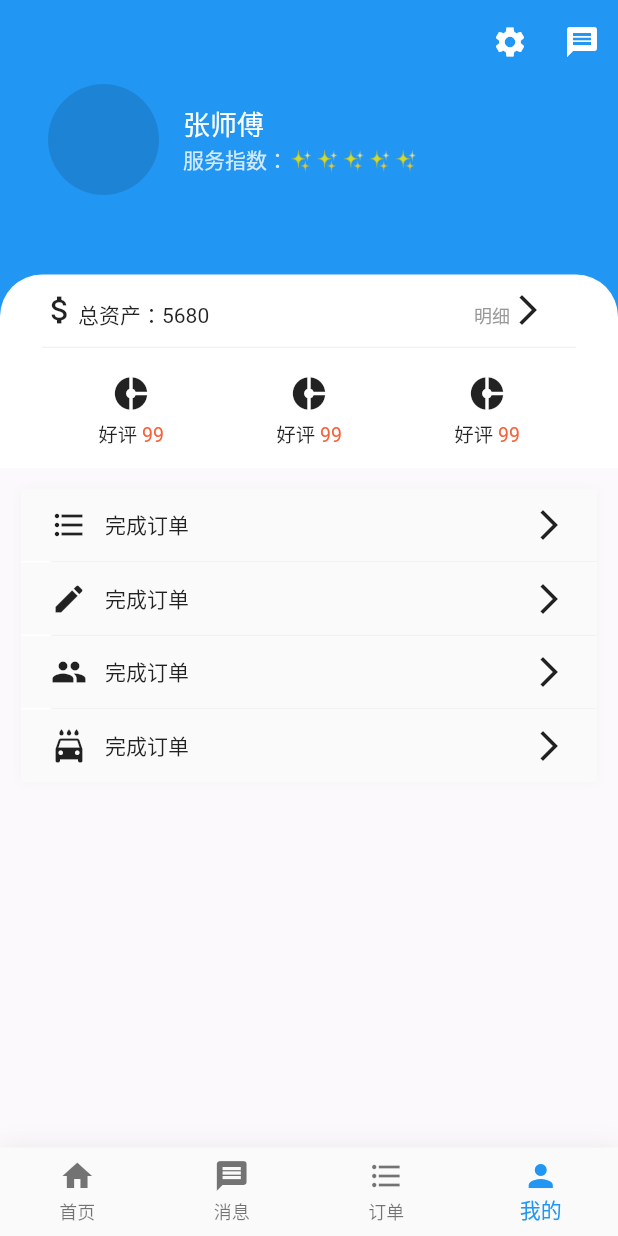
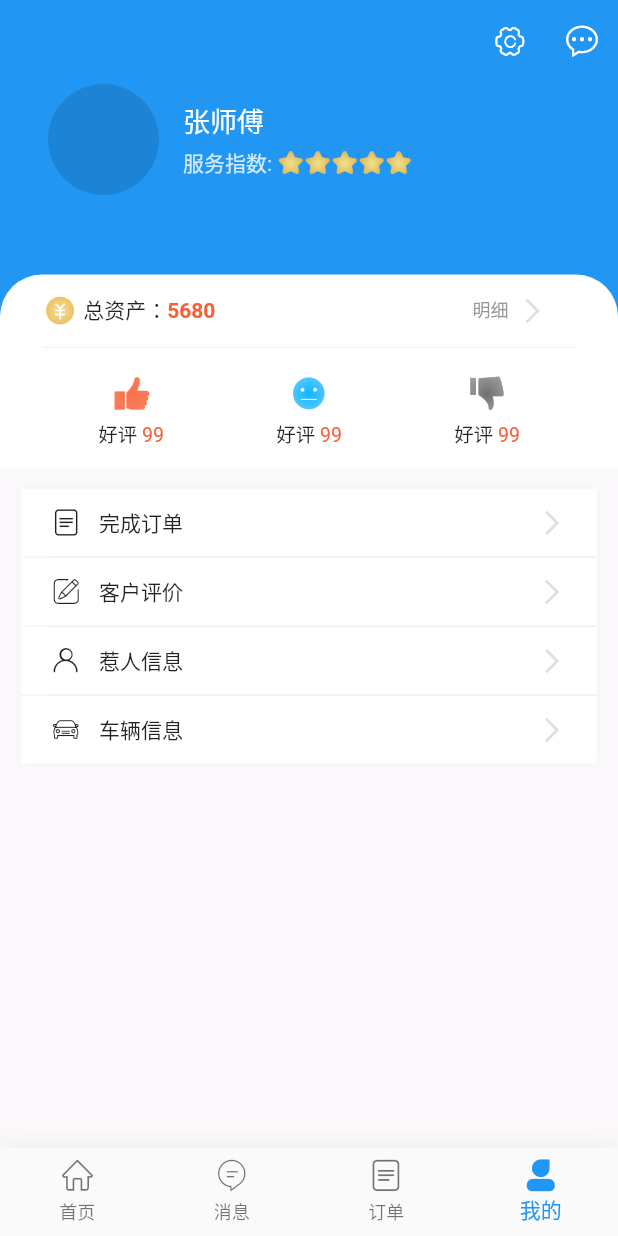
Before and after one commit to lefeitech/trip_on_driver, a Flutter app: the screen it shows after launch, item 4 of the bottom bar chosen, on a phone screen of 412 x 824 dp. Run offline on Flutter 3.47's test engine with Material 2 defaults, Android fonts, the light colour scheme and no system bars; drawn by our look-alikes of oktoast; our stand-ins replace dio, sentry, shared_preferences.

Commit message:
style:replace icon

```diff
--- /dev/null
+++ b/lib/common/style/trip_on_icons.dart
@@ -0,0 +1,69 @@
+/// Flutter icons TripOnFont
+/// Copyright (C) 2020 by original authors @ fluttericon.com, fontello.com
+/// This font was generated by FlutterIcon.com, which is derived from Fontello.
+///
+/// To use this font, place it in your fonts/ directory and include the
+/// following in your pubspec.yaml
+///
+/// flutter:
+///   fonts:
+///    - family:  TripOnIcons
+///      fonts:
+///       - asset: fonts/TripOnIcons.ttf
+///
+///
+///
+import 'package:flutter/widgets.dart';
+
+class TripOnIcons {
+  TripOnIcons._();
+
+  static const _kFontFam = 'TripOnIcons';
+  static const _kFontPkg = null;
+
+  static const IconData xingxing = const IconData(0xe800, fontFamily: _kFontFam, fontPackage: _kFontPkg);
+  static const IconData xingxing1 = const IconData(0xe801, fontFamily: _kFontFam, fontPackage: _kFontPkg);
+  static const IconData dingzhiyou = const IconData(0xe802, fontFamily: _kFontFam, fontPackage: _kFontPkg);
+  static const IconData jiesongji = const IconData(0xe803, fontFamily: _kFontFam, fontPackage: _kFontPkg);
+  static const IconData feiji = const IconData(0xe804, fontFamily: _kFontFam, fontPackage: _kFontPkg);
+  static const IconData car = const IconData(0xe805, fontFamily: _kFontFam, fontPackage: _kFontPkg);
+  static const IconData guize = const IconData(0xe806, fontFamily: _kFontFam, fontPackage: _kFontPkg);
+  static const IconData position_copy = const IconData(0xe807, fontFamily: _kFontFam, fontPackage: _kFontPkg);
+  static const IconData chuzuche = const IconData(0xe808, fontFamily: _kFontFam, fontPackage: _kFontPkg);
+  static const IconData mudedi = const IconData(0xe809, fontFamily: _kFontFam, fontPackage: _kFontPkg);
+  static const IconData bad = const IconData(0xe80a, fontFamily: _kFontFam, fontPackage: _kFontPkg);
+  static const IconData shijian = const IconData(0xe80b, fontFamily: _kFontFam, fontPackage: _kFontPkg);
+  static const IconData brand = const IconData(0xe80c, fontFamily: _kFontFam, fontPackage: _kFontPkg);
+  static const IconData good_1 = const IconData(0xe80d, fontFamily: _kFontFam, fontPackage: _kFontPkg);
+  static const IconData shezhi = const IconData(0xe80e, fontFamily: _kFontFam, fontPackage: _kFontPkg);
+  static const IconData weixin_denglu = const IconData(0xe80f, fontFamily: _kFontFam, fontPackage: _kFontPkg);
+  static const IconData yixuan = const IconData(0xe810, fontFamily: _kFontFam, fontPackage: _kFontPkg);
+  static const IconData feiji1 = const IconData(0xe811, fontFamily: _kFontFam, fontPackage: _kFontPkg);
+  static const IconData xiaoxi1 = const IconData(0xe812, fontFamily: _kFontFam, fontPackage: _kFontPkg);
+  static const IconData pingjia = const IconData(0xe813, fontFamily: _kFontFam, fontPackage: _kFontPkg);
+  static const IconData zhongping = const IconData(0xe814, fontFamily: _kFontFam, fontPackage: _kFontPkg);
+  static const IconData baoche = const IconData(0xe815, fontFamily: _kFontFam, fontPackage: _kFontPkg);
+  static const IconData shouye2 = const IconData(0xe816, fontFamily: _kFontFam, fontPackage: _kFontPkg);
+  static const IconData juli = const IconData(0xe817, fontFamily: _kFontFam, fontPackage: _kFontPkg);
+  static const IconData ertongzuoyijiekoux = const IconData(0xe818, fontFamily: _kFontFam, fontPackage: _kFontPkg);
+  static const IconData wenti = const IconData(0xe819, fontFamily: _kFontFam, fontPackage: _kFontPkg);
+  static const IconData hangcheng = const IconData(0xe81a, fontFamily: _kFontFam, fontPackage: _kFontPkg);
+  static const IconData shouye1 = const IconData(0xe81b, fontFamily: _kFontFam, fontPackage: _kFontPkg);
+  static const IconData wode = const IconData(0xe81c, fontFamily: _kFontFam, fontPackage: _kFontPkg);
+  static const IconData gerenzhongxinwoderenwubiaozhuntouxianxing = const IconData(0xe81d, fontFamily: _kFontFam, fontPackage: _kFontPkg);
+  static const IconData jinru = const IconData(0xe81e, fontFamily: _kFontFam, fontPackage: _kFontPkg);
+  static const IconData guanjia = const IconData(0xe81f, fontFamily: _kFontFam, fontPackage: _kFontPkg);
+  static const IconData zichan = const IconData(0xe820, fontFamily: _kFontFam, fontPackage: _kFontPkg);
+  static const IconData youhuiquan = const IconData(0xe821, fontFamily: _kFontFam, fontPackage: _kFontPkg);
+  static const IconData jinhangzhong = const IconData(0xe822, fontFamily: _kFontFam, fontPackage: _kFontPkg);
+  static const IconData wode1 = const IconData(0xe823, fontFamily: _kFontFam, fontPackage: _kFontPkg);
+  static const IconData arrow_left = const IconData(0xe824, fontFamily: _kFontFam, fontPackage: _kFontPkg);
+  static const IconData fenxiang = const IconData(0xe825, fontFamily: _kFontFam, fontPackage: _kFontPkg);
+  static const IconData che = const IconData(0xe826, fontFamily: _kFontFam, fontPackage: _kFontPkg);
+  static const IconData order_copy = const IconData(0xe827, fontFamily: _kFontFam, fontPackage: _kFontPkg);
+  static const IconData wode2 = const IconData(0xe828, fontFamily: _kFontFam, fontPackage: _kFontPkg);
+  static const IconData haoping = const IconData(0xe829, fontFamily: _kFontFam, fontPackage: _kFontPkg);
+  static const IconData xiaoxi2 = const IconData(0xe82a, fontFamily: _kFontFam, fontPackage: _kFontPkg);
+  static const IconData daizhifu = const IconData(0xe89d, fontFamily: _kFontFam, fontPackage: _kFontPkg);
+  static const IconData xiaoxi = const IconData(0xe8c6, fontFamily: _kFontFam, fontPackage: _kFontPkg);
+}
--- a/lib/pages/mine/mine.dart
+++ b/lib/pages/mine/mine.dart
@@ -1,6 +1,9 @@
 import 'package:driver/common/style/custom_theme.dart';
+import 'package:driver/common/style/trip_on_icons.dart';
 import 'package:driver/pages/mine/my_info_card.dart';
+import 'package:driver/widgets/gradient_icon.dart';
 import 'package:flutter/material.dart';
+import 'dart:ui' as ui show PlaceholderAlignment;
 
 class MinePage extends StatefulWidget {
   @override
@@ -45,11 +48,11 @@ class _MinePageState extends State<MinePage> {
               ),
               actions: <Widget>[
                 IconButton(
-                  icon: Icon(Icons.settings),
+                  icon: Icon(TripOnIcons.shezhi),
                   onPressed: () {},
                 ),
                 IconButton(
-                  icon: Icon(Icons.message),
+                  icon: Icon(TripOnIcons.xiaoxi1),
                   onPressed: () {},
                 )
               ],
@@ -79,6 +82,18 @@ class UserInfoCard extends StatelessWidget {
 
   @override
   Widget build(BuildContext context) {
+    final stars = List.filled(
+      5,
+      WidgetSpan(
+        child: GradientIcon(
+          icon: TripOnIcons.xingxing,
+          iconSize: 18,
+          gradient: RadialGradient(
+            colors: [Color(0xFFEFE38F), Color(0xFFDFB152)],
+          ),
+        ),
+      ),
+    );
     return Container(
       height: height,
       width: double.infinity,
@@ -96,7 +111,11 @@ class UserInfoCard extends StatelessWidget {
             mainAxisAlignment: MainAxisAlignment.center,
             children: <Widget>[
               Text('张师傅', style: TextStyle(color: Colors.white, fontSize: 18, fontWeight: FontWeight.w500)),
-              Text('服务指数：✨✨✨✨✨', style: TextStyle(color: Colors.white.withOpacity(.8))),
+              SizedBox(height: 4),
+              Text.rich(
+                TextSpan(text: '服务指数: ', children: stars),
+                style: TextStyle(color: Colors.white.withOpacity(.8)),
+              ),
             ],
           )
         ],
@@ -114,7 +133,6 @@ class _BottomInfo extends StatelessWidget implements PreferredSizeWidget {
 
   @override
   Size get preferredSize => Size.fromHeight(kToolbarHeight + _bottomHeight);
-
 
   @override
   Widget build(BuildContext context) {
@@ -134,17 +152,36 @@ class _BottomInfo extends StatelessWidget implements PreferredSizeWidget {
               Text.rich(TextSpan(
                 text: '',
                 children: [
-                  WidgetSpan(child: Icon(Icons.attach_money)),
-                  TextSpan(text: '总资产：'),
-                  TextSpan(text: '5680'),
+                  WidgetSpan(
+                    child: GradientIcon(
+                      icon: TripOnIcons.zichan,
+                      gradient: RadialGradient(
+                        colors: [
+                          Color(0xFFF6DE9B),
+                          Color(0xFFEAB951),
+                        ],
+                      ),
+                    ),
+                    alignment: ui.PlaceholderAlignment.middle,
+                  ),
+                  TextSpan(text: ' 总资产：'),
+                  TextSpan(
+                    text: '5680',
+                    style: TextStyle(color: CustomTheme.of(context).tipAlertColor, fontWeight: FontWeight.bold),
+                  ),
                 ],
               )),
               FlatButton(
                 child: Text.rich(
                   TextSpan(
-                    text: '明细',
+                    text: '明细  ',
                     style: Theme.of(context).textTheme.caption,
-                    children: [WidgetSpan(child: Icon(Icons.arrow_forward_ios))],
+                    children: [
+                      WidgetSpan(
+                        child: Icon(Icons.arrow_forward_ios, size: 20, color: Colors.black12),
+                        alignment: ui.PlaceholderAlignment.middle,
+                      ),
+                    ],
                   ),
                 ),
                 onPressed: () {},
@@ -159,17 +196,44 @@ class _BottomInfo extends StatelessWidget implements PreferredSizeWidget {
               mainAxisAlignment: MainAxisAlignment.spaceAround,
               children: <Widget>[
                 _ColumnIconLabel(
-                  icon: Icon(Icons.donut_small, size: _iconSize),
+                  icon: GradientIcon(
+                    iconSize: _iconSize,
+                    icon: TripOnIcons.haoping,
+                    gradient: RadialGradient(
+                      colors: [
+                        Color(0xFFF9714b),
+                        Color(0xFFFB7D5A),
+                      ],
+                    ),
+                  ),
                   text: '好评',
                   count: 99,
                 ),
                 _ColumnIconLabel(
-                  icon: Icon(Icons.donut_small, size: _iconSize),
+                  icon: GradientIcon(
+                    iconSize: _iconSize,
+                    icon: TripOnIcons.zhongping,
+                    gradient: RadialGradient(
+                      colors: [
+                        Color(0xFF0DB7FF),
+                        Color(0xFF5CC9FF),
+                      ],
+                    ),
+                  ),
                   text: '好评',
                   count: 99,
                 ),
                 _ColumnIconLabel(
-                  icon: Icon(Icons.donut_small, size: _iconSize),
+                  icon: GradientIcon(
+                    iconSize: _iconSize,
+                    icon: TripOnIcons.bad,
+                    gradient: RadialGradient(
+                      colors: [
+                        Color(0xFF716F72),
+                        Color(0xFF9B9A9D),
+                      ],
+                    ),
+                  ),
                   text: '好评',
                   count: 99,
                 ),
--- a/lib/pages/mine/my_info_card.dart
+++ b/lib/pages/mine/my_info_card.dart
@@ -1,3 +1,4 @@
+import 'package:driver/common/style/trip_on_icons.dart';
 import 'package:flutter/material.dart';
 
 class MineInfoCard extends StatelessWidget {
@@ -5,23 +6,23 @@ class MineInfoCard extends StatelessWidget {
   Widget build(BuildContext context) {
     final children = [
       _InfoItem(
-        icon: Icons.format_list_bulleted,
+        icon: TripOnIcons.order_copy,
         title: '完成订单',
         onPress: () {},
       ),
       _InfoItem(
-        icon: Icons.edit,
-        title: '完成订单',
+        icon: TripOnIcons.pingjia,
+        title: '客户评价',
         onPress: () {},
       ),
       _InfoItem(
-        icon: Icons.people,
-        title: '完成订单',
+        icon: TripOnIcons.gerenzhongxinwoderenwubiaozhuntouxianxing,
+        title: '惹人信息',
         onPress: () {},
       ),
       _InfoItem(
-        icon: Icons.local_car_wash,
-        title: '完成订单',
+        icon: TripOnIcons.car,
+        title: '车辆信息',
         onPress: () {},
       ),
     ];
@@ -29,7 +30,6 @@ class MineInfoCard extends StatelessWidget {
     return Container(
       margin: const EdgeInsets.all(14),
       decoration: BoxDecoration(
-        color: Colors.white,
         borderRadius: BorderRadius.circular(3),
         boxShadow: [
           BoxShadow(blurRadius: 5, color: Color(0x14A29E9E)),
@@ -62,18 +62,17 @@ class _InfoItem extends StatelessWidget {
   @override
   Widget build(BuildContext context) {
     return Material(
+      color: Colors.white,
       child: InkWell(
         onTap: onPress,
         child: Padding(
           padding: const EdgeInsets.symmetric(horizontal: 20, vertical: 12),
           child: Row(
             children: <Widget>[
-              Icon(icon),
+              Icon(icon, size: 20),
               SizedBox(width: 12),
-              Expanded(
-                child: Text(title),
-              ),
-              Icon(Icons.arrow_forward_ios),
+              Expanded(child: Text(title)),
+              Icon(Icons.arrow_forward_ios, color: Colors.black12, size: 20),
             ],
           ),
         ),
--- a/lib/pages/order/order_detail.dart
+++ b/lib/pages/order/order_detail.dart
@@ -1,4 +1,5 @@
 import 'package:driver/common/style/custom_theme.dart';
+import 'package:driver/common/style/trip_on_icons.dart';
 import 'package:driver/widgets/start_arrive_widget.dart';
 import 'package:driver/widgets/to_card.dart';
 import 'package:flutter/material.dart';
@@ -58,7 +59,7 @@ class _OrderDetailPageState extends State<OrderDetailPage> {
                   Row(
                     mainAxisAlignment: MainAxisAlignment.spaceBetween,
                     children: <Widget>[
-                      Icon(Icons.card_giftcard),
+                      Icon(TripOnIcons.brand),
                       Text("举牌接机"),
                       Text("¥ 20/一次"),
                       IconButton(
@@ -72,7 +73,7 @@ class _OrderDetailPageState extends State<OrderDetailPage> {
                   Row(
                     mainAxisAlignment: MainAxisAlignment.spaceBetween,
                     children: <Widget>[
-                      Icon(Icons.card_giftcard),
+                      Icon(TripOnIcons.ertongzuoyijiekoux),
                       Text("儿童座椅"),
                       Text("¥ 20/一次"),
                       IconButton(
@@ -170,7 +171,7 @@ class _TravelInfoWidget extends StatelessWidget {
             children: <Widget>[
               Row(
                 children: <Widget>[
-                  Icon(Icons.directions_car),
+                  Icon(TripOnIcons.hangcheng),
                   SizedBox(width: 10.0),
                   Text("紧凑五座-丰田corolla等级同车"),
                 ],
@@ -204,7 +205,7 @@ class _TravelInfoWidget extends StatelessWidget {
               SizedBox(height: 10.0),
               Row(
                 children: <Widget>[
-                  Icon(Icons.calendar_view_day),
+                  Icon(TripOnIcons.juli),
                   SizedBox(width: 10.0),
                   Expanded(child: Text("65km")),
                 ],
@@ -212,7 +213,7 @@ class _TravelInfoWidget extends StatelessWidget {
               SizedBox(height: 10.0),
               Row(
                 children: <Widget>[
-                  Icon(Icons.local_airport),
+                  Icon(TripOnIcons.feiji),
                   SizedBox(width: 10.0),
                   Expanded(child: Text("D7539")),
                 ],
--- a/lib/pages/order/order_List_item.dart
+++ b/lib/pages/order/order_list_item.dart
@@ -1,4 +1,5 @@
 import 'package:driver/common/style/custom_theme.dart';
+import 'package:driver/common/style/trip_on_icons.dart';
 import 'package:driver/widgets/start_arrive_widget.dart';
 import 'package:driver/widgets/to_card.dart';
 import 'package:flutter/material.dart';
@@ -39,7 +40,7 @@ class OrderListItem extends StatelessWidget {
               children: <Widget>[
                 Padding(
                   padding: const EdgeInsets.only(left: 15, top: 6, bottom: 6, right: 10),
-                  child: Icon(Icons.cloud_circle, color: _bodyFontColor, size: 20),
+                  child: Icon(TripOnIcons.shijian, color: _bodyFontColor, size: 20),
                 ),
                 Text(' AE86E86 航班实际到达后用车', style: TextStyle(color: _bodyFontColor, fontSize: 12)),
               ],
--- a/lib/pages/order/order_list_page.dart
+++ b/lib/pages/order/order_list_page.dart
@@ -1,5 +1,5 @@
 import 'package:driver/common/enums/order.dart';
-import 'package:driver/pages/order/order_List_item.dart';
+import 'package:driver/pages/order/order_list_item.dart';
 import 'package:driver/pages/order/order_detail.dart';
 import 'package:flutter/material.dart';
 
--- a/lib/pages/tab.dart
+++ b/lib/pages/tab.dart
@@ -1,3 +1,4 @@
+import 'package:driver/common/style/trip_on_icons.dart';
 import 'package:driver/pages/home/home.dart';
 import 'package:driver/pages/message/message.dart';
 import 'package:driver/pages/mine/mine.dart';
@@ -39,20 +40,21 @@ class TabPage extends StatelessWidget {
     return [
       BottomNavigationBarItem(
         title: Text('首页', style: textStyle),
-        icon: Icon(Icons.home),
+        icon: Icon(TripOnIcons.shouye2),
+        activeIcon: Icon(TripOnIcons.shouye1),
       ),
       BottomNavigationBarItem(
         title: Text('消息', style: textStyle),
-        icon: Icon(Icons.message),
+        icon: Icon(TripOnIcons.xiaoxi),
       ),
       BottomNavigationBarItem(
         title: Text('订单', style: textStyle),
-        icon: Icon(Icons.format_list_bulleted),
+        icon: Icon(TripOnIcons.order_copy),
       ),
       BottomNavigationBarItem(
         title: Text('我的', style: textStyle),
-        icon: Icon(Icons.person_outline),
-        activeIcon: Icon(Icons.person),
+        icon: Icon(TripOnIcons.wode1),
+        activeIcon: Icon(TripOnIcons.wode2),
       ),
     ];
   }
--- /dev/null
+++ b/lib/widgets/gradient_icon.dart
@@ -0,0 +1,19 @@
+import 'package:flutter/material.dart';
+
+class GradientIcon extends StatelessWidget {
+  GradientIcon({Key key, @required this.icon, this.iconSize, this.gradient});
+
+  final IconData icon;
+  final Gradient gradient;
+  final double iconSize;
+
+  @override
+  Widget build(BuildContext context) {
+    return gradient == null
+        ? icon
+        : ShaderMask(
+            shaderCallback: (Rect bounds) => gradient.createShader(Offset.zero & bounds.size),
+            child: Icon(icon, size: iconSize, color: Colors.white),
+          );
+  }
+}
--- a/pubspec.yaml
+++ b/pubspec.yaml
@@ -14,7 +14,7 @@ description: trip on driver
 version: 0.0.1
 
 environment:
-  sdk: ">=2.1.0 <3.0.0"
+  sdk: ">=2.3.0 <3.0.0"
 
 dependencies:
   flutter:
@@ -57,6 +57,10 @@ flutter:
 
   # For details regarding adding assets from package dependencies, see
   # https://flutter.dev/assets-and-images/#from-packages
+  fonts:
+    - family: TripOnIcons
+      fonts:
+        - asset: static/fonts/TripOnIcons.ttf
 
   # To add custom fonts to your application, add a fonts section here,
   # in this "flutter" section. Each entry in this list should have a
```
Also changed, not shown: static/fonts/TripOnIcons.ttf (added).
